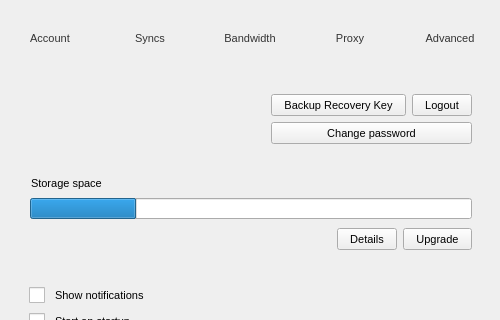
Old version of the form src/MEGASync/gui/win/SettingsDialog.ui in the repository meganz/MEGAsync; both pictures show x 0 to 500 and y 0 to 320 of the 500 by 600 pixel window.
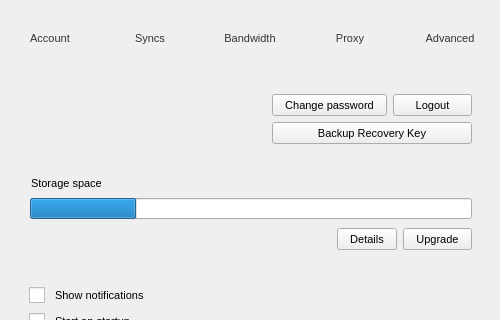
New version of the form. The open tabs and pages were chosen to show the change. Icons and pictures are not drawn.

Commit message: Swap place of export and password buttons to better manage long strings

```diff
--- a/src/MEGASync/gui/win/SettingsDialog.ui
+++ b/src/MEGASync/gui/win/SettingsDialog.ui
@@ -967,7 +967,7 @@
                  <number>0</number>
                 </property>
                 <item>
-                 <widget class="QPushButton" name="bExportMasterKey">
+                 <widget class="QPushButton" name="bChangePassword">
                   <property name="minimumSize">
                    <size>
                     <width>0</width>
@@ -981,7 +981,7 @@
                    </size>
                   </property>
                   <property name="text">
-                   <string>Backup Recovery Key</string>
+                   <string>Change password</string>
                   </property>
                  </widget>
                 </item>
@@ -1041,7 +1041,7 @@
                  <number>0</number>
                 </property>
                 <item>
-                 <widget class="QPushButton" name="bChangePassword">
+                 <widget class="QPushButton" name="bExportMasterKey">
                   <property name="minimumSize">
                    <size>
                     <width>0</width>
@@ -1055,7 +1055,7 @@
                    </size>
                   </property>
                   <property name="text">
-                   <string>Change password</string>
+                   <string>Backup Recovery Key</string>
                   </property>
                  </widget>
                 </item>
```
The commit also changes 2 other files.
